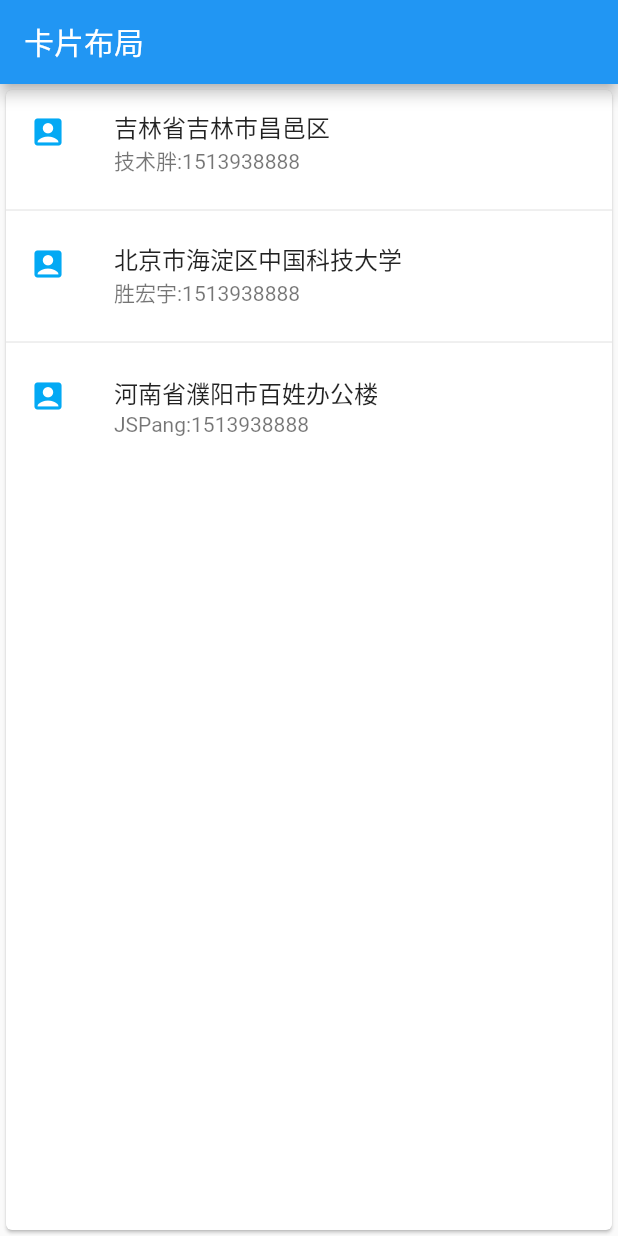
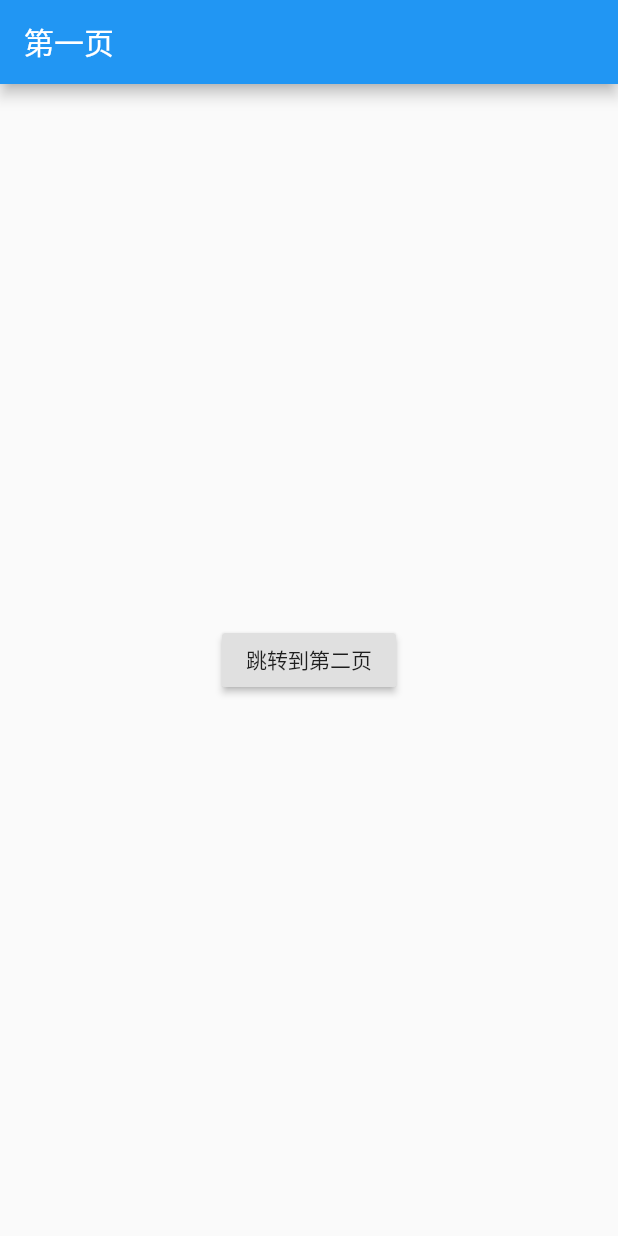
Before and after one commit to ycshill/shared, a Flutter app: the screen it shows after launch, on a phone screen of 412 x 824 dp. Run offline on Flutter 3.47's test engine with Material 2 defaults, Android fonts, the light colour scheme and no system bars.

Commit message:
feat: flutter-share jspang_demo 实现路由提跳转

```diff
--- a/flutter-share/jspang_demo/lib/main.dart
+++ b/flutter-share/jspang_demo/lib/main.dart
@@ -1,65 +1,51 @@
 import 'package:flutter/material.dart';
 
-void main() => runApp(MyApp());
+void main(){
+  runApp(
+    MaterialApp(
+      title: '页面跳转',
+      home: new FirstScreen(),
+    )
+  );
+}
 
-class MyApp extends StatelessWidget {
-  var card = new Card(
-    child: Column(
-      children: <Widget>[
-        ListTile(
-          title: Text(
-            '吉林省吉林市昌邑区',
-            style: TextStyle(
-              fontWeight: FontWeight.w500,
-            ),
-          ),
-          subtitle: Text(
-            '技术胖:1513938888',
-          ),
-          leading: Icon(
-            Icons.account_box,
-            color: Colors.lightBlue,
-          ),
-        ),
-        new Divider(),
-        ListTile(
-          title: new Text(
-            '北京市海淀区中国科技大学',
-            style: TextStyle(fontWeight: FontWeight.w500),
-          ),
-          subtitle: new Text('胜宏宇:1513938888'),
-          leading: new Icon(
-            Icons.account_box,
-            color: Colors.lightBlue,
-          ),
-        ),
-        new Divider(),
-        ListTile(
-          title: new Text(
-            '河南省濮阳市百姓办公楼',
-            style: TextStyle(fontWeight: FontWeight.w500),
-          ),
-          subtitle: new Text('JSPang:1513938888'),
-          leading: new Icon(
-            Icons.account_box,
-            color: Colors.lightBlue,
-          ),
-        ),
-      ],
-    ),
-  );
+class FirstScreen extends StatelessWidget {
   @override
   Widget build(BuildContext context) {
-    return MaterialApp(
-      title: '卡片布局',
-      home: Scaffold(
-        appBar: AppBar(
-          title: Text('卡片布局'),
-        ),
-        body: Center(
-          child: card,
+    return Scaffold(
+      appBar: AppBar(
+        title: Text('第一页'),
+      ),
+      body: Center(
+        child: RaisedButton(
+          child: Text('跳转到第二页'),
+          onPressed: (){
+            Navigator.push(context, MaterialPageRoute(
+              builder: (context) => new SecondScreen()
+            ));
+          },
         ),
       ),
     );
   }
 }
+
+class SecondScreen extends StatelessWidget {
+  @override
+  Widget build(BuildContext context) {
+    return Scaffold(
+      appBar: AppBar(
+        title: Text('第二页'),
+      ),
+      body: Center(
+        child: RaisedButton(
+          child: Text('跳转到第一页'),
+          onPressed: (){
+            Navigator.pop(context);
+          },
+        )
+
+      ),
+    );
+  }
+}
```
